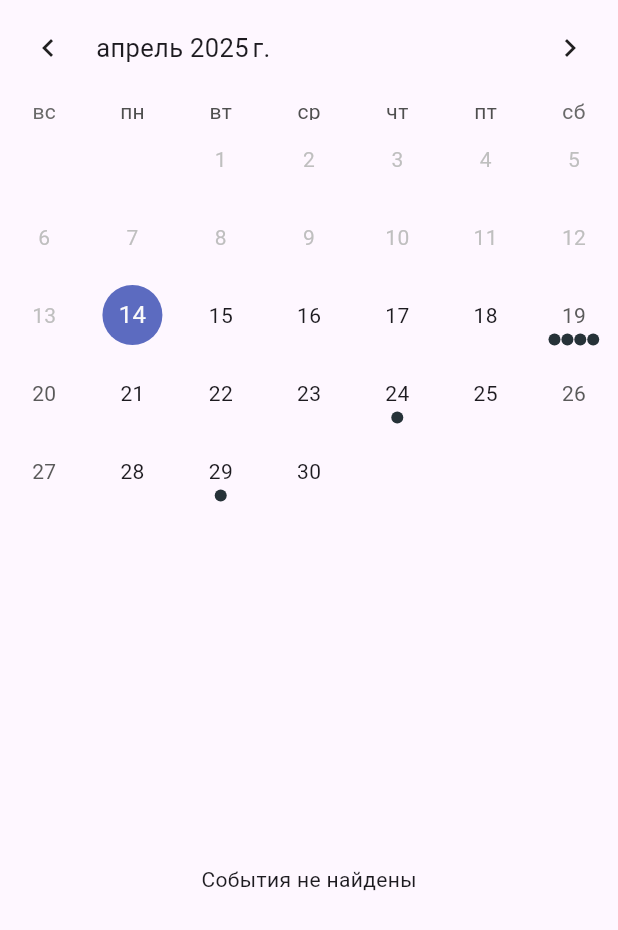
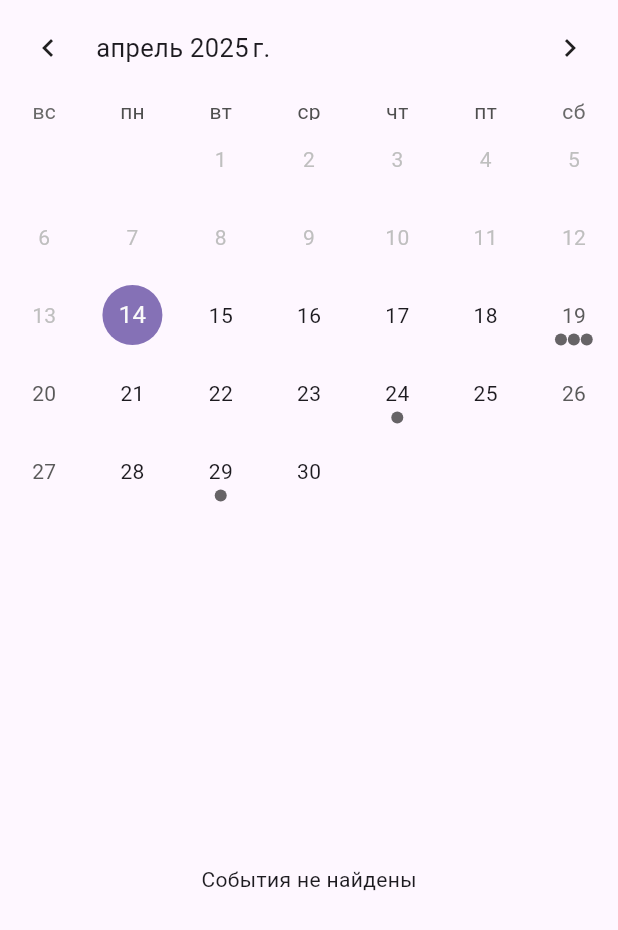
Before and after one commit to bushuevmaxim/entrant-app, a Flutter app: the CalendarEventsView screen opened directly, on a phone screen of 412 x 824 dp. Shown: the top 930 px of the screen. Run offline on Flutter 3.47's test engine with Material 3 defaults, Android fonts, the phone set to English and light mode, and no system bars; drawn by our look-alikes of table_calendar; our stand-ins replace bloc, cached_network_image, flutter_bloc, freezed_annotation, go_router, rxdart; accounts and stored records are empty; generated files the repository leaves out were written again.

Commit message:
Change style of Calendar

```diff
--- a/lib/src/features/calendar_events/presentation/calendar_events_page.dart
+++ b/lib/src/features/calendar_events/presentation/calendar_events_page.dart
@@ -61,12 +61,31 @@ class _CalendarEventsViewState extends State<CalendarEventsView> {
                       lastDay: _lastDay,
                       focusedDay: focusedDay,
                       selectedDayPredicate: (day) => isSameDay(day, focusedDay),
-                      calendarStyle: const CalendarStyle(
+                      calendarStyle: CalendarStyle(
                         outsideDaysVisible: false,
+                        markersMaxCount: 3,
+                        markerDecoration: BoxDecoration(
+                          color: Theme.of(context).hintColor,
+                          shape: BoxShape.circle,
+                        ),
+                        todayDecoration: BoxDecoration(
+                          color: Theme.of(
+                            context,
+                          ).primaryColor.withValues(alpha: 0.5),
+                          shape: BoxShape.circle,
+                        ),
+
+                        selectedDecoration: BoxDecoration(
+                          color: Theme.of(
+                            context,
+                          ).primaryColor.withValues(alpha: 0.8),
+                          shape: BoxShape.circle,
+                        ),
                       ),
                       headerStyle: const HeaderStyle(
                         formatButtonVisible: false,
                       ),
+
                       eventLoader: (day) {
                         final date = DateTime(day.year, day.month, day.day);
                         final events = state.events[date] ?? [];
```
